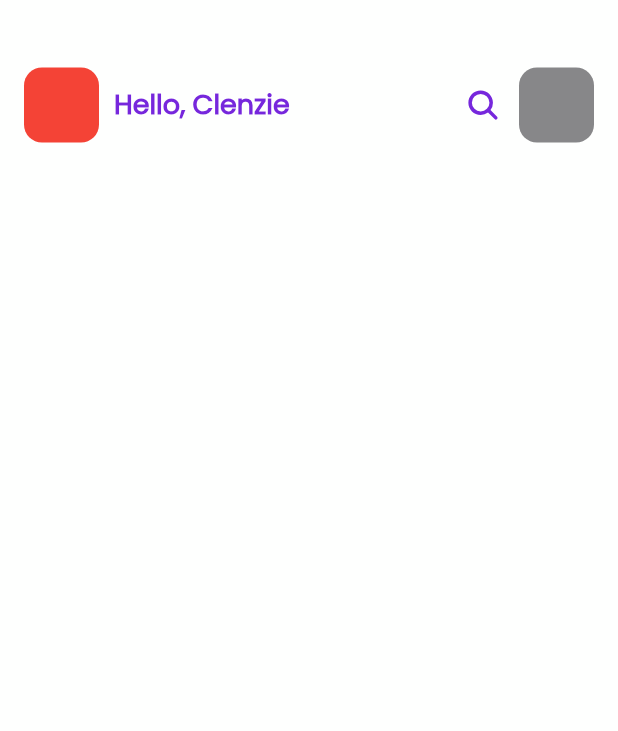
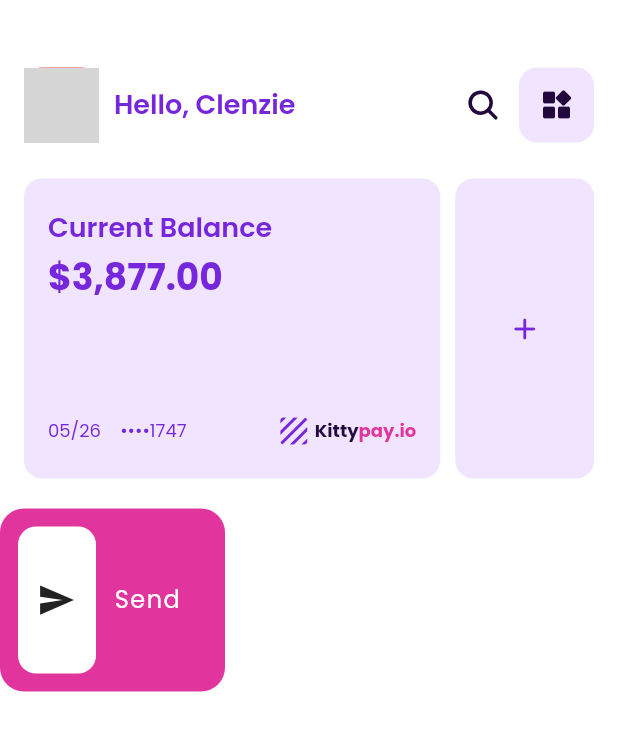
Before and after one commit to Clnzie/Flutter-payment-UI, a Flutter app: the screen it shows after launch, on a phone screen of 412 x 824 dp. Shown: the top 731 px of the screen. Run offline on Flutter 3.47's test engine with Material 3 defaults, Android fonts, the phone set to English and light mode, and no system bars; our stand-ins replace ionicons, solar_icons; network calls fail; grey boxes are pictures that could not be loaded.

Commit message:
update: add font poopins & make card balance in UI

```diff
--- a/lib/src/Component/button_style.dart
+++ b/lib/src/Component/button_style.dart
@@ -19,6 +19,8 @@ class Btn extends StatelessWidget {
   Widget build(BuildContext context) {
     return Container(
       padding: const EdgeInsets.symmetric(horizontal: 12, vertical: 12),
+      width: 150,
+      height: 122,
       decoration: BoxDecoration(
         color: bgColorBtn,
         borderRadius: BorderRadius.circular(16),
--- a/lib/src/pages/homepage.dart
+++ b/lib/src/pages/homepage.dart
@@ -34,27 +34,35 @@ class _HomePageState extends State<HomePage> {
             child: Row(
               mainAxisAlignment: MainAxisAlignment.spaceBetween,
               children: [
-                Row(
+                Expanded(
+                  child: Row(
                     children: [
                       Container(
                         width: 50,
                         height: 50,
                         decoration: BoxDecoration(
                             color: Colors.red,
-                          borderRadius: BorderRadius.circular(12)),
+                            borderRadius: BorderRadius.circular(12),
+                            image: const DecorationImage(
+                                fit: BoxFit.cover,
+                                image: NetworkImage(
+                                    "https://encrypted-tbn0.gstatic.com/images?q=tbn:ANd9GcTG9Jy5q6ie9vf5NhJeIVRg0Gr6jTrx74d7iy978nL11w&s"))),
                       ),
                       const SizedBox(
                         width: 10,
                       ),
-                    Text(
+                      Expanded(
+                        child: Text(
                           "Hello, Clenzie",
                           overflow: TextOverflow.ellipsis,
                           style: textStyleApp.subHead2.copyWith(
-                          color: colorApp.textColBlue,
+                              color: colorApp.primaryCol,
                               letterSpacing: 0,
-                          fontWeight: FontWeight.w900),
+                              fontWeight: FontWeight.w600),
+                        ),
                       )
                     ],
+                  ),
                 ),
                 Row(
                   children: [
@@ -62,20 +70,147 @@ class _HomePageState extends State<HomePage> {
                       onPressed: () {},
                       icon: const Icon(Ionicons.search),
                       iconSize: 24,
-                      color: colorApp.primaryCol,
+                      color: colorApp.iconColPrimary,
                     ),
                     Container(
                       width: 50,
                       height: 50,
                       decoration: BoxDecoration(
-                          color: colorApp.textColGray,
+                          color: const Color(0xffF1E4FE),
                           borderRadius: BorderRadius.circular(12)),
+                      child: Center(
+                        child: Icon(
+                          Icons.widgets_rounded,
+                          size: 24,
+                          color: colorApp.iconColPrimary,
+                        ),
+                      ),
+                    ),
+                  ],
+                ),
+              ],
+            ),
+          ),
+          const SizedBox(
+            height: 24,
+          ),
+          Padding(
+            padding: const EdgeInsets.symmetric(horizontal: 16.0),
+            child: Row(
+              children: [
+                Expanded(
+                  flex: 3,
+                  child: Container(
+                    width: 200,
+                    height: 200,
+                    decoration: BoxDecoration(
+                      borderRadius: BorderRadius.circular(12),
+                      color: const Color(0xffF1E4FE),
+                    ),
+                    child: Padding(
+                      padding: const EdgeInsets.symmetric(
+                          vertical: 20.0, horizontal: 16.0),
+                      child: Column(
+                        mainAxisAlignment: MainAxisAlignment.spaceBetween,
+                        crossAxisAlignment: CrossAxisAlignment.start,
+                        children: [
+                          Column(
+                            crossAxisAlignment: CrossAxisAlignment.start,
+                            children: [
+                              Text(
+                                "Current Balance",
+                                style: textStyleApp.subHead2.copyWith(
+                                    letterSpacing: 0,
+                                    color: colorApp.textColBlue),
+                              ),
+                              const SizedBox(
+                                height: 2,
+                              ),
+                              Text(
+                                "\$3,877.00",
+                                style: textStyleApp.headLines3.copyWith(
+                                    letterSpacing: 0,
+                                    color: colorApp.textColBlue),
+                              )
+                            ],
+                          ),
+                          Row(
+                            mainAxisAlignment: MainAxisAlignment.spaceBetween,
+                            children: [
+                              Text(
+                                "05/26    ••••1747",
+                                style: textStyleApp.textL.copyWith(
+                                    letterSpacing: 0,
+                                    color: colorApp.textColBlue),
+                              ),
+                              Row(
+                                children: [
+                                  Icon(
+                                    Icons.texture_rounded,
+                                    color: colorApp.primaryCol,
+                                    size: 24,
+                                  ),
+                                  const SizedBox(
+                                    width: 2,
+                                  ),
+                                  Text.rich(TextSpan(
+                                      text: "Kitty",
+                                      style: textStyleApp.textL.copyWith(
+                                          letterSpacing: 0,
+                                          fontWeight: FontWeight.bold,
+                                          color: colorApp.textColPurple),
+                                      children: [
+                                        TextSpan(
+                                            text: "pay.io",
+                                            style: textStyleApp.textL.copyWith(
+                                                letterSpacing: 0,
+                                                color: colorApp.secondaryCol,
+                                                fontWeight: FontWeight.bold))
+                                      ])),
+                                ],
                               )
                             ],
                           )
                         ],
                       ),
                     ),
+                  ),
+                ),
+                const SizedBox(
+                  width: 10,
+                ),
+                Expanded(
+                  flex: 1,
+                  child: Container(
+                    width: 200,
+                    height: 200,
+                    decoration: BoxDecoration(
+                      borderRadius: BorderRadius.circular(12),
+                      color: const Color(0xffF1E4FE),
+                    ),
+                    child: Center(
+                      child: Icon(
+                        Icons.add_rounded,
+                        size: 24,
+                        color: colorApp.iconColSecondary,
+                      ),
+                    ),
+                  ),
+                )
+              ],
+            ),
+          ),
+          const SizedBox(
+            height: 20,
+          ),
+          Row(
+            children: [
+              Btn(
+                  name: "Send",
+                  bgColorBtn: colorApp.secondaryCol,
+                  iconBtn: Icon(Ionicons.send_sharp)),
+            ],
+          )
         ],
       ),
     );
--- a/lib/src/utils/color.dart
+++ b/lib/src/utils/color.dart
@@ -13,4 +13,7 @@ class ColorApp {
   Color textColWhite = const Color(0xfffefffe);
   Color textColPurple = const Color(0xff210a3e);
   Color textColGray = const Color.fromARGB(255, 135, 135, 137);
+
+  Color iconColPrimary = const Color(0xff23083D);
+  Color iconColSecondary = const Color(0xff7727DF);
 }
```
Also changed, not shown: pubspec.yaml (+16 -0 lines), Assets/font/Poppins-Black.ttf (added), Assets/font/Poppins-Bold.ttf (added), Assets/font/Poppins-ExtraBold.ttf (added), Assets/font/Poppins-ExtraLight.ttf (added), Assets/font/Poppins-Light.ttf (added), Assets/font/Poppins-Medium.ttf (added), Assets/font/Poppins-SemiBold.ttf (added), Assets/font/Poppins-Thin.ttf (added). Lines whose indentation alone changed are shown as unchanged.
